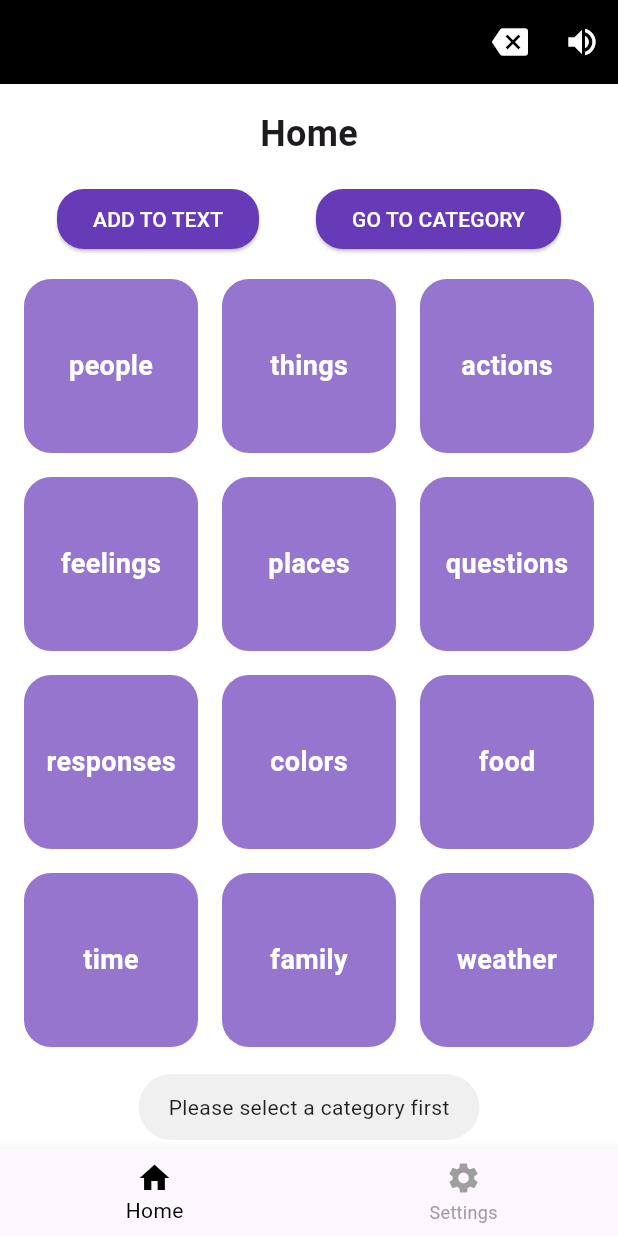
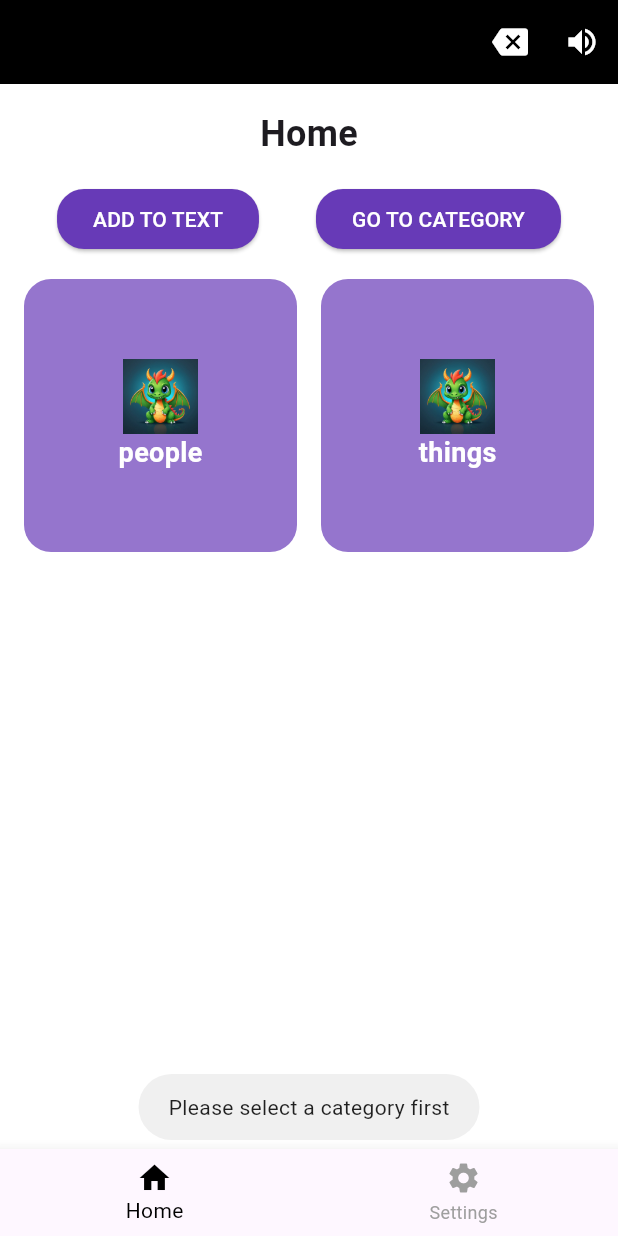
Before and after one commit to juvonKT/aac_app, a Flutter app: the screen it shows after launch, after a tap on "GO TO CATEGORY", on a phone screen of 412 x 824 dp. Run offline on Flutter 3.47's test engine with Material 3 defaults, Android fonts, the phone set to English and light mode, and no system bars; our stand-ins replace flutter_tts, fluttertoast.

Commit message:
added images with phrases code

```diff
--- a/assets/phrases.json
+++ b/assets/phrases.json
@@ -1,14 +1,30 @@
 {
-  "people": ["I", "You", "Me", "We", "He", "She", "They", "Them", "Us"],
-  "things": ["chair", "car", "book", "pen", "table", "phone", "computer", "bed", "cup"],
-  "actions": ["run", "walk", "read", "write", "eat", "drink", "sleep", "talk", "play"],
-  "feelings": ["happy", "sad", "angry", "excited", "scared", "nervous", "bored", "tired"],
-  "places": ["home", "school", "work", "park", "store", "restaurant", "hospital", "library", "beach"],
-  "questions": ["What", "Why", "When", "How", "Where", "Who", "Can", "Do", "Is"],
-  "responses": ["Yes", "No", "Maybe", "Okay", "Sure", "Of course", "I don't know", "That's right", "I think so"],
-  "colors": ["red", "blue", "green", "yellow", "orange", "purple", "black", "white", "pink"],
-  "food": ["apple", "banana", "bread", "chicken", "rice", "pizza", "salad", "sandwich", "milk"],
-  "time": ["morning", "afternoon", "evening", "night", "today", "tomorrow", "yesterday", "now", "later"],
-  "family": ["mother", "father", "sister", "brother", "son", "daughter", "husband", "wife"],
-  "weather": ["sun", "rain", "cloud", "wind", "snow", "storm", "temperature", "humidity"]
+  "people": {
+    "categoryImage": "assets/images/test.png",
+    "phrases": [
+      {"phrase": "I", "image": "assets/images/test.png"},
+      {"phrase": "You", "image": "assets/images/test.png"},
+      {"phrase": "Me", "image": "assets/images/test.png"},
+      {"phrase": "We", "image": "assets/images/test.png"},
+      {"phrase": "He", "image": "assets/images/test.png"},
+      {"phrase": "She", "image": "assets/images/test.png"},
+      {"phrase": "They", "image": "assets/images/test.png"},
+      {"phrase": "Them", "image": "assets/images/test.png"},
+      {"phrase": "Us", "image": "assets/images/test.png"}
+    ]
+  },
+  "things": {
+    "categoryImage": "assets/images/test.png",
+    "phrases": [
+      {"phrase": "chair", "image": "assets/images/test.png"},
+      {"phrase": "car", "image": "assets/images/test.png"},
+      {"phrase": "book", "image": "assets/images/test.png"},
+      {"phrase": "pen", "image": "assets/images/test.png"},
+      {"phrase": "table", "image": "assets/images/test.png"},
+      {"phrase": "phone", "image": "assets/images/test.png"},
+      {"phrase": "computer", "image": "assets/images/test.png"},
+      {"phrase": "bed", "image": "assets/images/test.png"},
+      {"phrase": "cup", "image": "assets/images/test.png"}
+    ]
+  }
 }
--- a/lib/HomePage.dart
+++ b/lib/HomePage.dart
@@ -15,7 +15,7 @@ class HomePage extends StatefulWidget {
 
 class _HomePageState extends State<HomePage> {
   FlutterTts flutterTts = FlutterTts();
-  Map<String, List<String>> phrases = {};
+  Map<String, Map<String, dynamic>> phrases = {};
   List<String> selectedPhrases = [];
   String? selectedCategory;
 
@@ -29,10 +29,16 @@ class _HomePageState extends State<HomePage> {
     });
   }
 
-  Future<Map<String, List<String>>> loadPhrases() async {
+  Future<Map<String, Map<String, dynamic>>> loadPhrases() async {
     String jsonString = await rootBundle.loadString('assets/phrases.json');
     Map<String, dynamic> jsonMap = json.decode(jsonString);
-    return jsonMap.map((key, value) => MapEntry(key, List<String>.from(value)));
+    return jsonMap.map((key, value) => MapEntry(key, {
+      "categoryImage": value["categoryImage"] as String,
+      "phrases": List<Map<String, String>>.from(value["phrases"].map((item) => {
+        "phrase": item["phrase"] as String,
+        "image": item["image"] as String,
+      })),
+    }));
   }
 
   void addPhrase(String phrase) {
@@ -77,7 +83,7 @@ class _HomePageState extends State<HomePage> {
         MaterialPageRoute(
           builder: (context) => PhraseListPage(
             category: selectedCategory!,
-            phrases: phrases[selectedCategory!]!,
+            phrases: phrases[selectedCategory!]!["phrases"],
             onPhraseSelected: addPhrase,
             onClearPhrases: clearPhrases,
             onRemovePhrase: removePhrase,
@@ -177,13 +183,14 @@ class _HomePageState extends State<HomePage> {
               child: GridView.builder(
                 padding: const EdgeInsets.all(16.0),
                 gridDelegate: const SliverGridDelegateWithFixedCrossAxisCount(
-                  crossAxisCount: 3,
+                  crossAxisCount: 2,
                   crossAxisSpacing: 16.0,
                   mainAxisSpacing: 16.0,
                 ),
                 itemCount: phrases.keys.length,
                 itemBuilder: (context, index) {
                   String category = phrases.keys.elementAt(index);
+                  String categoryImage = phrases[category]!["categoryImage"];
                   return GestureDetector(
                     onTap: () {
                       setState(() {
@@ -197,8 +204,15 @@ class _HomePageState extends State<HomePage> {
                             : Colors.deepPurple[300],
                         borderRadius: BorderRadius.circular(18.0),
                       ),
-                      child: Center(
-                        child: Text(
+                      child: Column(
+                        mainAxisAlignment: MainAxisAlignment.center,
+                        children: [
+                          Image.asset(
+                            categoryImage,
+                            height: 50.0,
+                            width: 50.0,
+                          ),
+                          Text(
                             category,
                             style: const TextStyle(
                               color: Colors.white,
@@ -206,6 +220,7 @@ class _HomePageState extends State<HomePage> {
                               fontWeight: FontWeight.bold,
                             ),
                           ),
+                        ],
                       ),
                     ),
                   );
@@ -244,7 +259,7 @@ class _HomePageState extends State<HomePage> {
 
 class PhraseListPage extends StatelessWidget {
   final String category;
-  final List<String> phrases;
+  final List<Map<String, String>> phrases;
   final Function(String) onPhraseSelected;
   final VoidCallback onClearPhrases;
   final VoidCallback onRemovePhrase;
@@ -326,10 +341,10 @@ class PhraseListPage extends StatelessWidget {
               ),
               itemCount: phrases.length,
               itemBuilder: (context, index) {
-                String phrase = phrases[index];
+                Map<String, String> phrase = phrases[index];
                 return GestureDetector(
                   onTap: () {
-                    onPhraseSelected(phrase);
+                    onPhraseSelected(phrase["phrase"]!);
                     Navigator.pop(context);
                   },
                   child: Container(
@@ -337,15 +352,23 @@ class PhraseListPage extends StatelessWidget {
                       color: Colors.deepPurple,
                       borderRadius: BorderRadius.circular(18.0),
                     ),
-                    child: Center(
-                      child: Text(
-                        phrase,
+                    child: Column(
+                      mainAxisAlignment: MainAxisAlignment.center,
+                      children: [
+                        Image.asset(
+                          phrase["image"]!,
+                          height: 50.0,
+                          width: 50.0,
+                        ),
+                        Text(
+                          phrase["phrase"]!,
                           style: const TextStyle(
                             color: Colors.white,
                             fontSize: 18.0,
                             fontWeight: FontWeight.bold,
                           ),
                         ),
+                      ],
                     ),
                   ),
                 );
--- a/pubspec.yaml
+++ b/pubspec.yaml
@@ -61,6 +61,7 @@ flutter:
   uses-material-design: true
   assets:
     - assets/phrases.json
+    - assets/images/test.png
 
   # To add assets to your application, add an assets section, like this:
   # assets:
```
Lines whose indentation alone changed are shown as unchanged.
